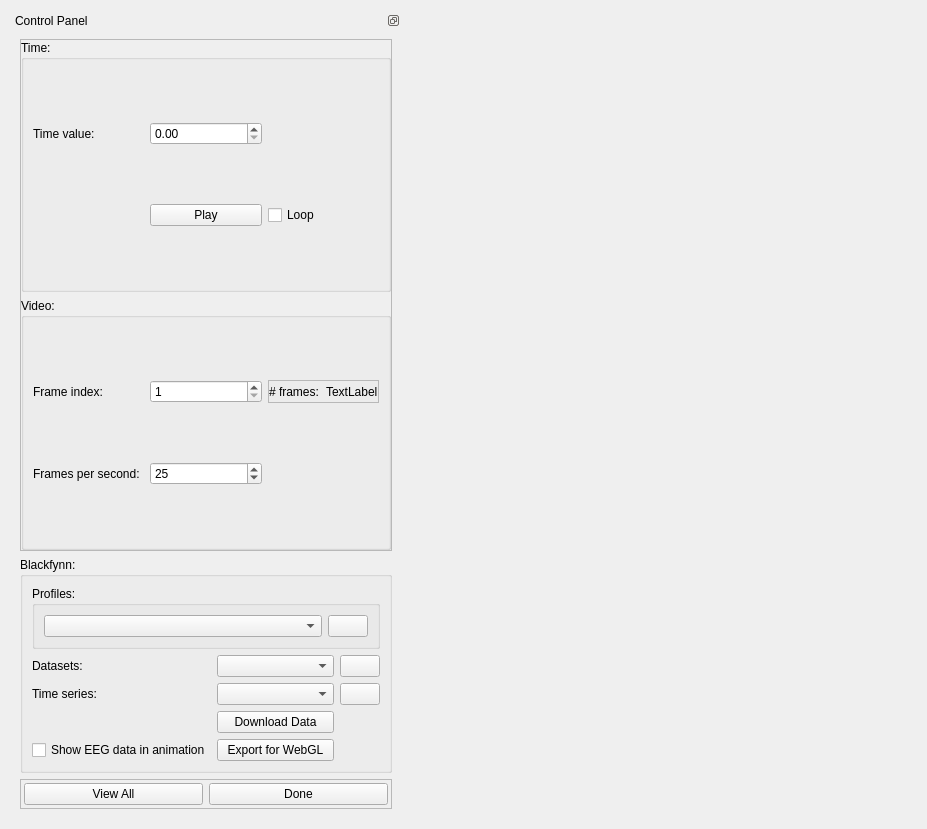
This is mapclientplugins/ecgstep/qt/ecgwidget.ui in Tehsurfer/mapclientplugins.ecgstep as Qt 5 draws it before an edit. The edited form follows.
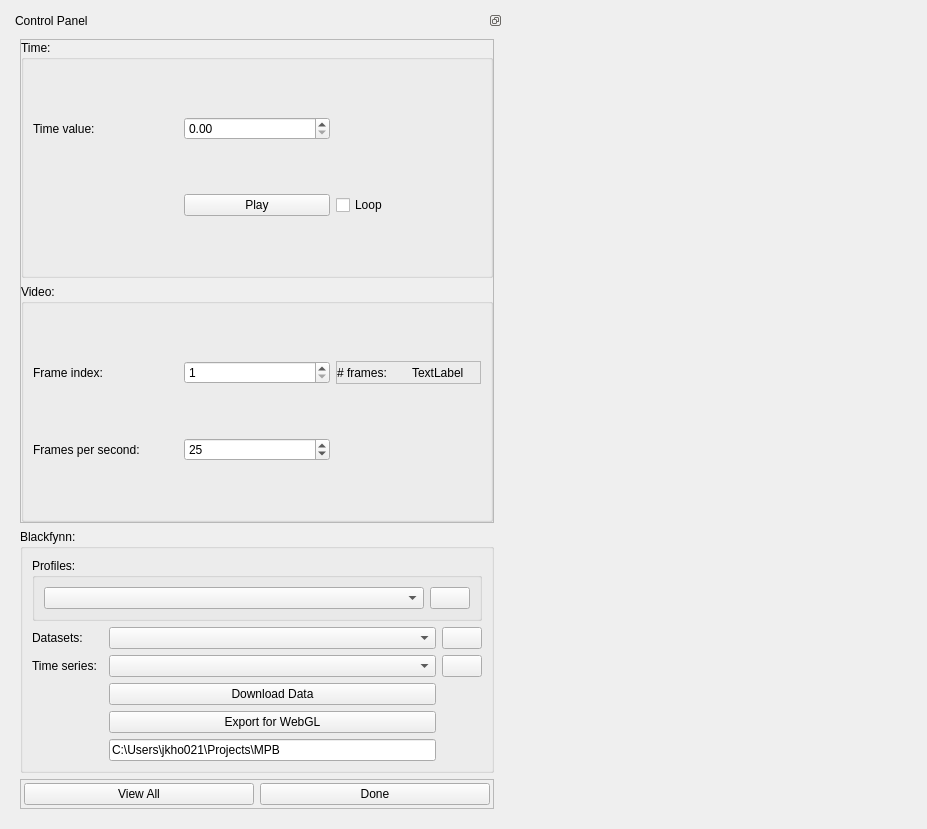
This is the edited form. Icons and pictures are not drawn. Custom widgets are drawn as their Qt base class.

Commit message:
Created an interface for WebGL export
The model can now be exported directly to the MPB project:
https://github.com/Tehsurfer/MPB

The edit to the form file:
```diff
--- a/mapclientplugins/ecgstep/qt/ecgwidget.ui
+++ b/mapclientplugins/ecgstep/qt/ecgwidget.ui
@@ -30,8 +30,8 @@
      </property>
      <property name="minimumSize">
       <size>
-       <width>390</width>
-       <height>436</height>
+       <width>492</width>
+       <height>557</height>
       </size>
      </property>
      <property name="features">
@@ -76,8 +76,8 @@
            <rect>
             <x>0</x>
             <y>0</y>
-            <width>366</width>
-            <height>456</height>
+            <width>468</width>
+            <height>427</height>
            </rect>
           </property>
           <property name="sizePolicy">
@@ -231,7 +231,7 @@
           <string>Blackfynn:</string>
          </property>
          <layout class="QGridLayout" name="gridLayout_5">
-          <item row="0" column="0" colspan="3">
+          <item row="0" column="0" colspan="4">
            <widget class="QGroupBox" name="blackfynnProfiles_groupBox">
             <property name="title">
              <string>Profiles:</string>
@@ -264,7 +264,7 @@
             </layout>
            </widget>
           </item>
-          <item row="1" column="2">
+          <item row="1" column="3">
            <widget class="QPushButton" name="blackfynnDatasets_pushButton">
             <property name="toolTip">
              <string>Retrieve datasets</string>
@@ -285,14 +285,7 @@
             </property>
            </widget>
           </item>
-          <item row="6" column="0">
-           <widget class="QCheckBox" name="displayEEGAnimation_checkBox">
-            <property name="text">
-             <string>Show EEG data in animation</string>
-            </property>
-           </widget>
-          </item>
-          <item row="4" column="1">
+          <item row="4" column="2">
            <widget class="QComboBox" name="blackfynnTimeSeries_comboBox">
             <property name="sizePolicy">
              <sizepolicy hsizetype="Preferred" vsizetype="Fixed">
@@ -302,7 +295,7 @@
             </property>
            </widget>
           </item>
-          <item row="1" column="1">
+          <item row="1" column="2">
            <widget class="QComboBox" name="blackfynnDatasets_comboBox">
             <property name="sizePolicy">
              <sizepolicy hsizetype="Preferred" vsizetype="Fixed">
@@ -312,14 +305,7 @@
             </property>
            </widget>
           </item>
-          <item row="6" column="1">
-           <widget class="QPushButton" name="pushButton">
-            <property name="text">
-             <string>Export for WebGL</string>
-            </property>
-           </widget>
-          </item>
-          <item row="4" column="2">
+          <item row="4" column="3">
            <widget class="QPushButton" name="blackfynnTimeSeries_pushButton">
             <property name="toolTip">
              <string>Retrieve time series</string>
@@ -340,7 +326,21 @@
             </property>
            </widget>
           </item>
-          <item row="5" column="1">
+          <item row="6" column="2">
+           <widget class="QPushButton" name="pushButton">
+            <property name="text">
+             <string>Export for WebGL</string>
+            </property>
+           </widget>
+          </item>
+          <item row="7" column="2">
+           <widget class="QLineEdit" name="exportDirectory_lineEdit">
+            <property name="text">
+             <string>C:\Users\jkho021\Projects\MPB</string>
+            </property>
+           </widget>
+          </item>
+          <item row="5" column="2">
            <widget class="QPushButton" name="downloadData_button">
             <property name="text">
              <string>Download Data</string>
```
The commit also changes 2 other files.
